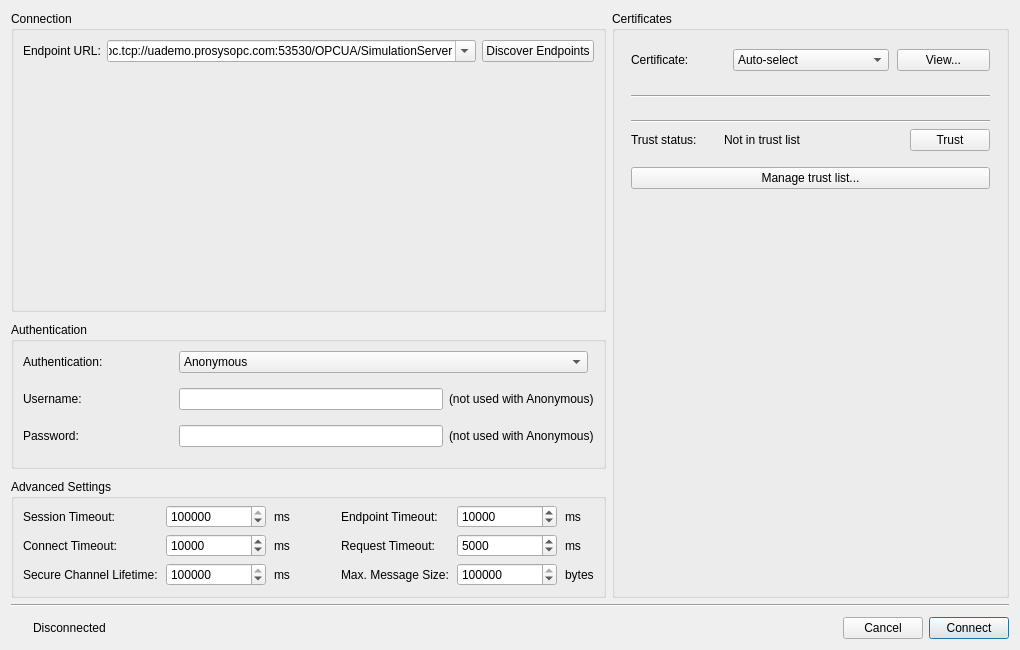
Above: src/ui/dialogs/connectiondialog.ui from sanny32/OpenUaExplorer before the change. Below: the same form after it.
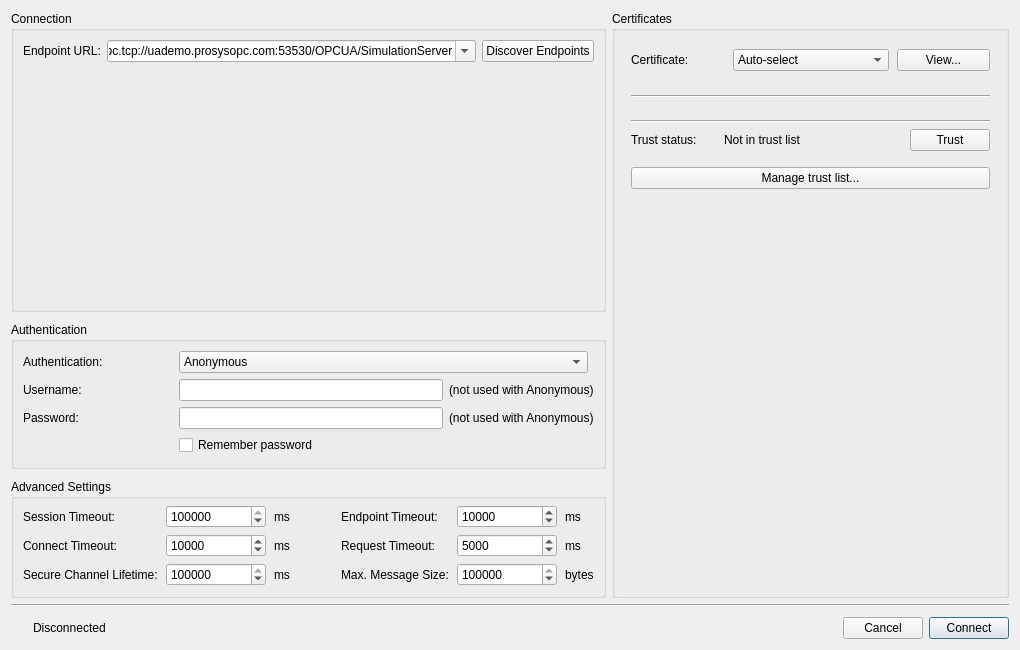
That is the form after the change. Icons and pictures are not drawn. Custom widgets are drawn as their Qt base class.

Commit message: feat: Add password remembering feature for connection profiles with UI support

```diff
--- a/src/ui/dialogs/connectiondialog.ui
+++ b/src/ui/dialogs/connectiondialog.ui
@@ -220,6 +220,16 @@
                 </property>
                </widget>
               </item>
+              <item row="2" column="1">
+               <widget class="QCheckBox" name="rememberCheckBox">
+                <property name="text">
+                 <string>Remember password</string>
+                </property>
+                <property name="toolTip">
+                 <string>Store the password in the credential store of the operating system so this connection is restored without asking again.</string>
+                </property>
+               </widget>
+              </item>
              </layout>
             </widget>
             <widget class="QWidget" name="certificatePanel">
```
Left out of the diff: 1 changed line with no effect on the pictures. The commit also changes 10 other files.
